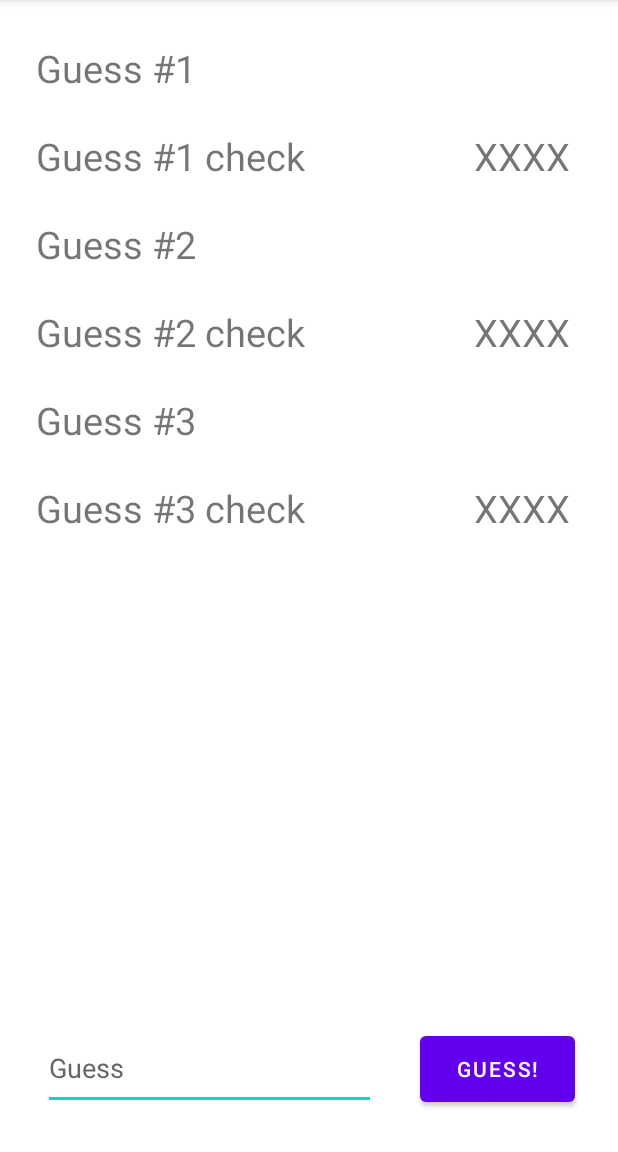
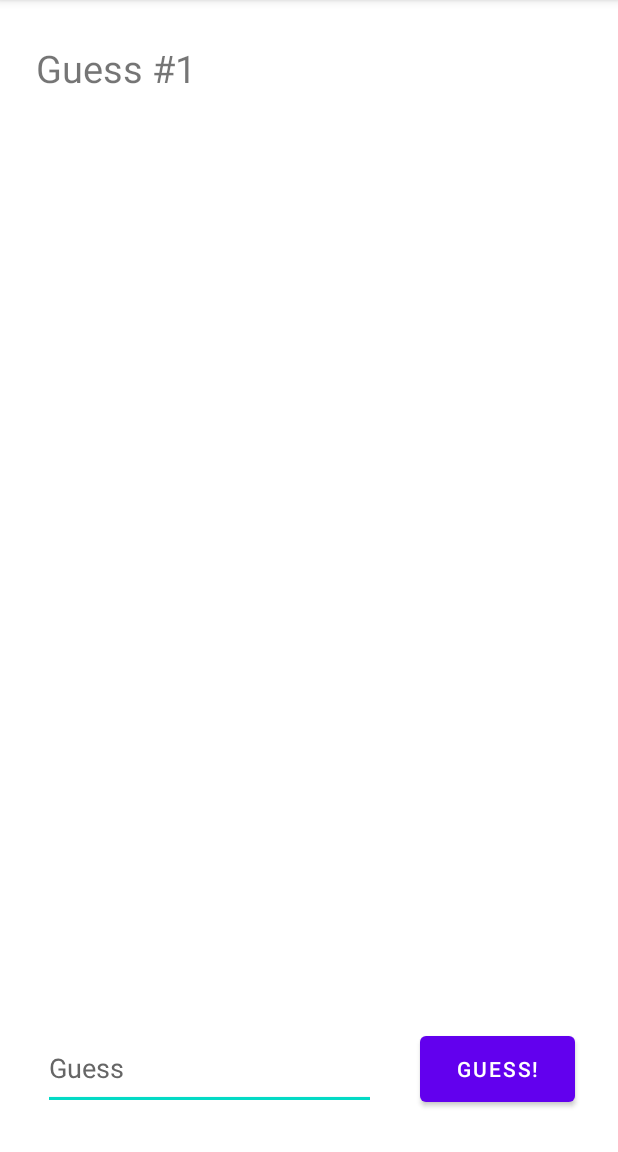
Before and after one commit to peterkhayat/Wordle, an Android app: the screen it shows after launch (MainActivity), on a phone screen of 412 x 824 dp, the part 84-1236 px from its top. Run offline under Robolectric (Android 15) with nearby library versions, the phone set to English and light mode, and no system bars.

Commit message:
Final CODE

```diff
--- a/app/src/main/res/layout/activity_main.xml
+++ b/app/src/main/res/layout/activity_main.xml
@@ -4,6 +4,7 @@
     xmlns:tools="http://schemas.android.com/tools"
     android:layout_width="match_parent"
     android:layout_height="match_parent"
+    android:visibility="visible"
     tools:context=".MainActivity">
 
     <TextView
@@ -36,6 +37,7 @@
         android:layout_marginEnd="32dp"
         android:text="XXXX"
         android:textSize="25sp"
+        android:visibility="invisible"
         app:layout_constraintEnd_toEndOf="parent"
         app:layout_constraintTop_toTopOf="@+id/textView2" />
 
@@ -57,6 +59,7 @@
         android:layout_marginEnd="32dp"
         android:text="XXXX"
         android:textSize="25sp"
+        android:visibility="invisible"
         app:layout_constraintEnd_toEndOf="parent"
         app:layout_constraintTop_toTopOf="@+id/textView4" />
 
@@ -78,6 +81,7 @@
         android:layout_marginEnd="32dp"
         android:text="XXXX"
         android:textSize="25sp"
+        android:visibility="invisible"
         app:layout_constraintEnd_toEndOf="parent"
         app:layout_constraintTop_toTopOf="@+id/textView6" />
 
@@ -88,6 +92,7 @@
         android:layout_marginTop="24dp"
         android:text="Guess #1 check"
         android:textSize="25dp"
+        android:visibility="invisible"
         app:layout_constraintStart_toStartOf="@+id/textView1"
         app:layout_constraintTop_toBottomOf="@+id/textView1" />
 
@@ -98,6 +103,7 @@
         android:layout_marginTop="24dp"
         android:text="Guess #2"
         android:textSize="25dp"
+        android:visibility="invisible"
         app:layout_constraintStart_toStartOf="@+id/textView2"
         app:layout_constraintTop_toBottomOf="@+id/textView2" />
 
@@ -108,6 +114,7 @@
         android:layout_marginTop="24dp"
         android:text="Guess #2 check"
         android:textSize="25dp"
+        android:visibility="invisible"
         app:layout_constraintStart_toStartOf="@+id/textView3"
         app:layout_constraintTop_toBottomOf="@+id/textView3" />
 
@@ -119,7 +126,8 @@
         android:text="Guess #3"
         android:textSize="25dp"
         app:layout_constraintStart_toStartOf="@+id/textView4"
-        app:layout_constraintTop_toBottomOf="@+id/textView4" />
+        app:layout_constraintTop_toBottomOf="@+id/textView4"
+        android:visibility="invisible" />
 
     <TextView
         android:id="@+id/textView6"
@@ -128,6 +136,7 @@
         android:layout_marginTop="24dp"
         android:text="Guess #3 check"
         android:textSize="25dp"
+        android:visibility="invisible"
         app:layout_constraintStart_toStartOf="@+id/textView5"
         app:layout_constraintTop_toBottomOf="@+id/textView5" />
 
@@ -158,4 +167,16 @@
         app:layout_constraintHorizontal_bias="0.5"
         app:layout_constraintStart_toStartOf="parent" />
 
+    <TextView
+        android:id="@+id/textView"
+        android:layout_width="wrap_content"
+        android:layout_height="wrap_content"
+        android:layout_marginBottom="32dp"
+        android:text="TextView"
+        android:textSize="35dp"
+        android:visibility="invisible"
+        app:layout_constraintBottom_toTopOf="@+id/editTextTextPersonName"
+        app:layout_constraintEnd_toEndOf="parent"
+        app:layout_constraintStart_toStartOf="parent" />
+
 </androidx.constraintlayout.widget.ConstraintLayout>
```
Also changed, not shown: app/src/main/java/com/example/wordle/MainActivity.kt (+47 -1 lines).
